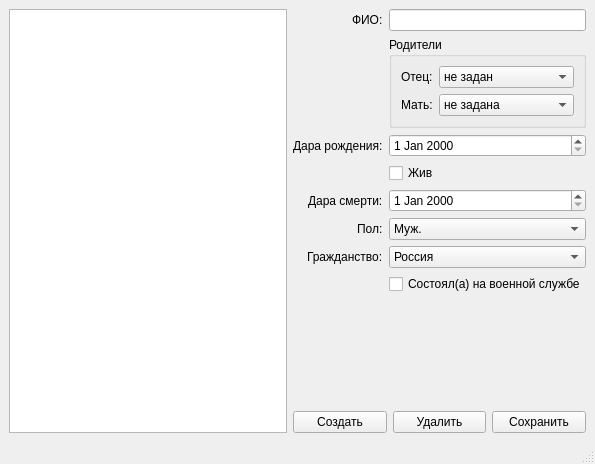
AnserrrR/FamilyTreeOP, file mainwindow.ui: the form before one commit.
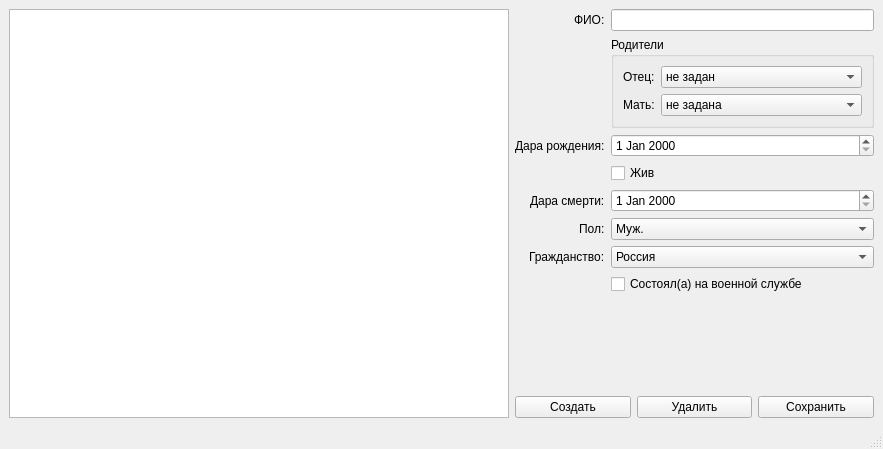
The form after the commit.

What changed in the file:
```diff
--- a/mainwindow.ui
+++ b/mainwindow.ui
@@ -6,13 +6,13 @@
    <rect>
     <x>0</x>
     <y>0</y>
-    <width>595</width>
-    <height>464</height>
+    <width>883</width>
+    <height>449</height>
    </rect>
   </property>
   <property name="minimumSize">
    <size>
-    <width>409</width>
+    <width>0</width>
     <height>0</height>
    </size>
   </property>
@@ -27,7 +27,14 @@
     <item>
      <layout class="QHBoxLayout" name="horizontalLayout_3">
       <item>
-       <widget class="QListWidget" name="recordsListWidget"/>
+       <widget class="QListWidget" name="recordsListWidget">
+        <property name="minimumSize">
+         <size>
+          <width>500</width>
+          <height>0</height>
+         </size>
+        </property>
+       </widget>
       </item>
       <item>
        <layout class="QVBoxLayout" name="verticalLayout">
```
Left out of the diff: 4 changed lines with no effect on the pictures.
